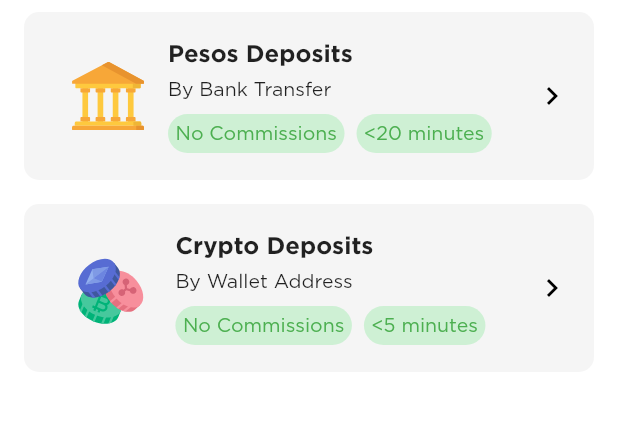
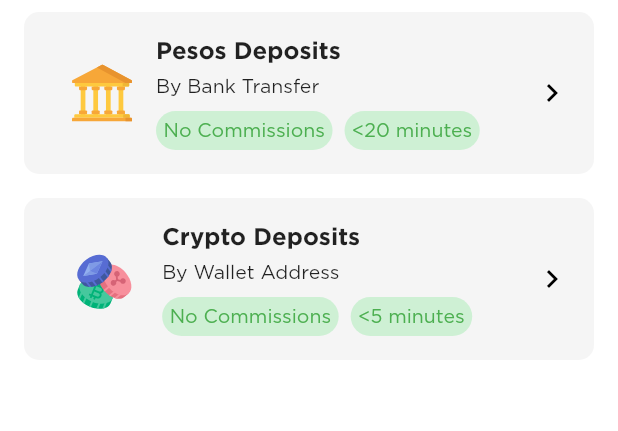
Before and after one commit to Alcancia-io/Alcancia-FrontEnd, a Flutter app: the DepositScreen screen opened by its route, on a phone screen of 412 x 824 dp, the part 84-515 px from its top. Run offline on Flutter 3.47's test engine with Material 2 defaults, Android fonts, the phone set to English and light mode, and no system bars; our stand-ins replace carousel_slider, firebase_core, firebase_messaging, flutter_dotenv, flutter_riverpod, flutter_secure_storage and 8 more; missing offline and left inert: metamap_plugin_flutter; accounts and stored records are empty; generated files the repository leaves out were written again; network calls fail.

Commit message:
fix: icon size

```diff
--- a/lib/src/screens/deposit/deposit_option.dart
+++ b/lib/src/screens/deposit/deposit_option.dart
@@ -44,7 +44,7 @@ class DepositOption extends StatelessWidget {
                 padding: const EdgeInsets.all(16.0),
                 child: SvgPicture.asset(
                   imageSrc,
-                  height: 48,
+                  height: 40,
                 ),
               ),
               Column(
```
